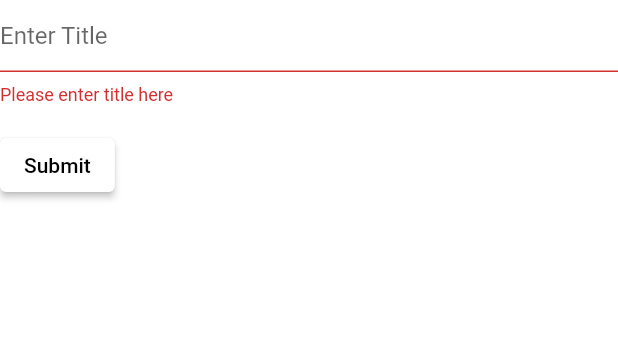
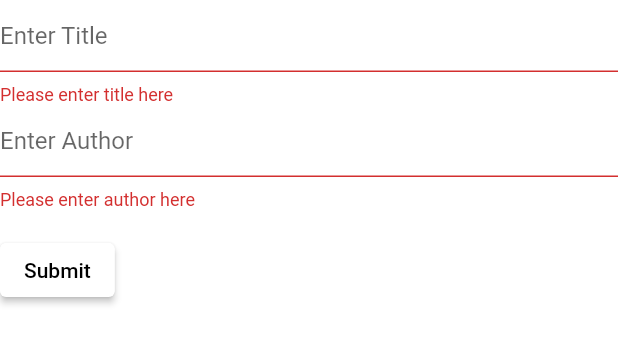
Before and after one commit to Cambrio-app/Cambrio, a Flutter app: the MyStatefulWidget widget shown alone on an empty page, opened directly, after a tap on "Submit", on a phone screen of 412 x 824 dp. Shown: the top 344 px of the screen. Run offline on Flutter 3.47's test engine with Material 2 defaults, Android fonts, the phone set to English and light mode, and no system bars; our stand-ins replace cloud_firestore, firebase_core, infinite_scroll_pagination, share_plus; missing offline and left inert: adaptive_navigation, epub_viewer, html_editor_enhanced; accounts and stored records are empty; network calls fail; statements that could not run were skipped; project files that could hold a hidden picture were left out.

Commit message:
Multiple fields added to database from within app (title & author)

```diff
--- a/lib/pages/add_book.dart
+++ b/lib/pages/add_book.dart
@@ -38,7 +38,8 @@ class MyStatefulWidget extends StatefulWidget {
 
 class _MyStatefulWidgetState extends State<MyStatefulWidget> {
   final GlobalKey<FormState> _formKey = GlobalKey<FormState>();
-  final _controller = TextEditingController();
+  final _title_controller = TextEditingController();
+  final _author_controller = TextEditingController();
 
   @override
   Widget build(BuildContext context) {
@@ -48,13 +49,25 @@ class _MyStatefulWidgetState extends State<MyStatefulWidget> {
         crossAxisAlignment: CrossAxisAlignment.start,
         children: <Widget>[
           TextFormField(
-            controller: _controller,
+            controller: _title_controller,
             decoration: const InputDecoration(
               hintText: 'Enter Title',
             ),
             validator: (String? value) {
               if (value == null || value.isEmpty) {
                 return 'Please enter title here';
+              }
+              return null;
+            },
+          ),
+          TextFormField(
+            controller: _author_controller,
+            decoration: const InputDecoration(
+              hintText: 'Enter Author',
+            ),
+            validator: (String? value) {
+              if (value == null || value.isEmpty) {
+                return 'Please enter author here';
               }
               return null;
             },
@@ -68,9 +81,11 @@ class _MyStatefulWidgetState extends State<MyStatefulWidget> {
                   // Adds user inputted title to the Firestore database
                   FirebaseFirestore.instance
                       .collection('books') // collection we are adding to
-                      .add({'title': _controller.text }); // what we are adding
+                      .add({'title': _title_controller.text, // what we are adding
+                      'author': _author_controller.text }); // what we are adding
 
-                  _controller.clear();
+                _title_controller.clear();
+                _author_controller.clear();
                 }
               },
               child: const Text('Submit'),
```
